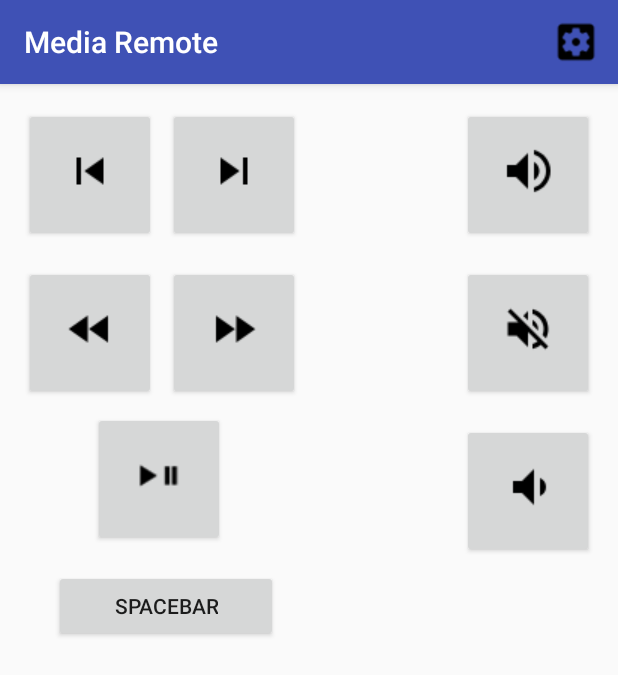
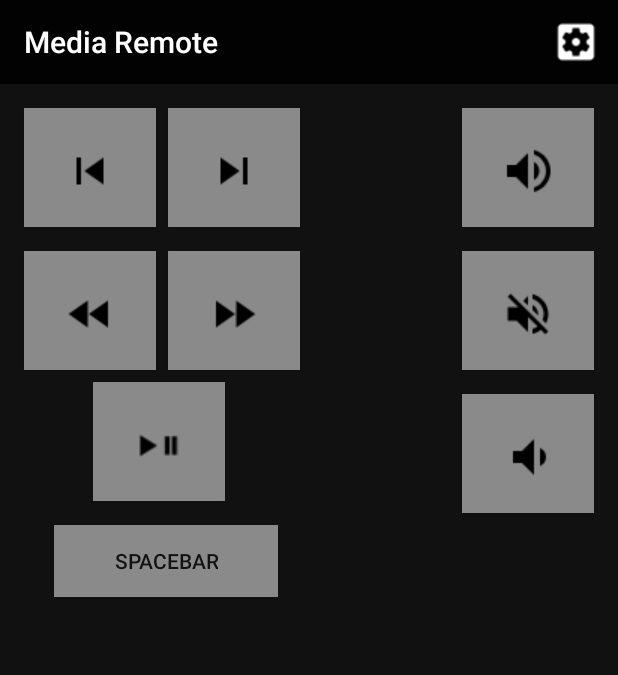
Before and after one commit to bdemg/remote-media-controller-app, an Android app: the screen it shows after launch (MediaControllerActivity), on a phone screen of 412 x 824 dp. Shown: the top 675 px of the screen. Run offline under Robolectric (Android 15) with nearby library versions, the phone set to English and light mode, and no system bars; libraries missing offline, so code that uses them is left out: com.squareup.okhttp; 1 statement that could not run was skipped.

Commit message:
Color overhaul

```diff
--- a/app/src/main/java/controller/media/com/jorge/remote_media_controller/network/NetworkClient.kt
+++ b/app/src/main/java/controller/media/com/jorge/remote_media_controller/network/NetworkClient.kt
@@ -11,12 +11,18 @@ import com.squareup.okhttp.OkHttpClient
 import com.squareup.okhttp.Request
 import controller.media.com.jorge.remote_media_controller.utils.ToastHandler
 import java.net.SocketTimeoutException
+import java.util.concurrent.TimeUnit
 
-class NetworkClient(private val callingActivity: Activity) : Thread() {
+class NetworkClient(activity: Activity) : Thread() {
 
+    private val callingActivity: Activity = activity
     var route: String? = null
     private val restClient = OkHttpClient()
     private val toastHandler = ToastHandler(callingActivity)
+
+    init {
+        this.restClient.setConnectTimeout(500, TimeUnit.MILLISECONDS)
+    }
 
     override fun run() {
 
--- a/app/src/main/res/layout-land/activity_media_controller.xml
+++ b/app/src/main/res/layout-land/activity_media_controller.xml
@@ -4,6 +4,7 @@
     xmlns:tools="http://schemas.android.com/tools"
     android:layout_width="match_parent"
     android:layout_height="match_parent"
+    android:background="@color/controllerBackground"
     tools:context=".controller.MediaControllerActivity">
 
     <Button
@@ -13,6 +14,7 @@
         android:layout_marginEnd="16dp"
         android:layout_marginTop="8dp"
         android:drawableTop="@drawable/baseline_volume_up_black_18dp"
+        android:background="@color/colorPrimaryLight"
         android:paddingTop="24dp"
 
         app:layout_constraintEnd_toEndOf="parent"
@@ -26,6 +28,7 @@
 
         android:layout_marginTop="16dp"
         android:drawableTop="@drawable/baseline_volume_off_black_18dp"
+        android:background="@color/colorPrimaryLight"
         android:paddingTop="24dp"
         app:layout_constraintEnd_toEndOf="parent"
         app:layout_constraintTop_toBottomOf="@+id/volumeDown" />
@@ -38,6 +41,7 @@
 
         android:layout_marginTop="8dp"
         android:drawableTop="@drawable/baseline_volume_down_black_18dp"
+        android:background="@color/colorPrimaryLight"
         android:paddingTop="24dp"
         app:layout_constraintEnd_toStartOf="@+id/volumeUp"
         app:layout_constraintTop_toTopOf="parent" />
@@ -49,6 +53,7 @@
         android:layout_marginStart="16dp"
         android:layout_marginTop="8dp"
         android:drawableTop="@drawable/baseline_skip_previous_black_18dp"
+        android:background="@color/colorPrimaryLight"
         android:paddingTop="24dp"
 
         app:layout_constraintStart_toStartOf="parent"
@@ -62,6 +67,7 @@
         android:layout_marginStart="8dp"
         android:layout_marginTop="8dp"
         android:drawableTop="@drawable/baseline_skip_next_black_18dp"
+        android:background="@color/colorPrimaryLight"
         android:paddingTop="24dp"
 
         app:layout_constraintEnd_toStartOf="@+id/volumeUp"
@@ -77,6 +83,7 @@
         android:layout_marginTop="8dp"
 
         android:drawableTop="@drawable/baseline_play_pause_arrow_black_18dp"
+        android:background="@color/colorPrimaryLight"
         android:paddingTop="24dp"
         app:layout_constraintStart_toEndOf="@+id/previousTrack"
         app:layout_constraintTop_toTopOf="parent" />
@@ -91,6 +98,7 @@
         android:paddingLeft="40dp"
         android:paddingRight="40dp"
         android:text="Spacebar"
+        android:background="@color/colorPrimaryLight"
         app:layout_constraintEnd_toStartOf="@+id/volumeDown"
 
         app:layout_constraintHorizontal_bias="0.0"
@@ -104,6 +112,7 @@
         android:layout_marginStart="64dp"
         android:layout_marginTop="16dp"
         android:drawableTop="@drawable/baseline_fast_rewind_black_18dp"
+        android:background="@color/colorPrimaryLight"
         android:paddingTop="24dp"
         app:layout_constraintStart_toStartOf="parent"
         app:layout_constraintTop_toBottomOf="@+id/previousTrack" />
@@ -116,6 +125,7 @@
         android:layout_marginStart="8dp"
         android:layout_marginTop="16dp"
         android:drawableTop="@drawable/baseline_fast_forward_black_18dp"
+        android:background="@color/colorPrimaryLight"
         android:paddingTop="24dp"
         app:layout_constraintEnd_toStartOf="@+id/mute"
         app:layout_constraintHorizontal_bias="0.0"
--- a/app/src/main/res/layout/activity_media_controller.xml
+++ b/app/src/main/res/layout/activity_media_controller.xml
@@ -4,6 +4,7 @@
     xmlns:tools="http://schemas.android.com/tools"
     android:layout_width="match_parent"
     android:layout_height="match_parent"
+    android:background="@color/controllerBackground"
     tools:context=".controller.MediaControllerActivity">
 
     <Button
@@ -12,6 +13,7 @@
         android:layout_height="wrap_content"
         android:layout_marginEnd="16dp"
         android:layout_marginTop="16dp"
+        android:background="@color/colorPrimaryLight"
         app:layout_constraintEnd_toEndOf="parent"
         app:layout_constraintTop_toTopOf="parent"
 
@@ -22,6 +24,7 @@
         android:id="@+id/mute"
         android:layout_width="wrap_content"
         android:layout_height="wrap_content"
+        android:background="@color/colorPrimaryLight"
         android:layout_marginEnd="16dp"
         android:layout_marginTop="16dp"
         app:layout_constraintEnd_toEndOf="parent"
@@ -36,6 +39,7 @@
         android:layout_height="wrap_content"
         android:layout_marginEnd="16dp"
         android:layout_marginTop="16dp"
+        android:background="@color/colorPrimaryLight"
         app:layout_constraintEnd_toEndOf="parent"
         app:layout_constraintTop_toBottomOf="@+id/mute"
 
@@ -49,6 +53,7 @@
         android:layout_marginEnd="8dp"
         android:layout_marginStart="16dp"
         android:layout_marginTop="16dp"
+        android:background="@color/colorPrimaryLight"
         app:layout_constraintEnd_toStartOf="@+id/volumeUp"
         app:layout_constraintHorizontal_bias="0.0"
         app:layout_constraintStart_toStartOf="parent"
@@ -64,6 +69,7 @@
         android:layout_marginEnd="8dp"
         android:layout_marginStart="8dp"
         android:layout_marginTop="16dp"
+        android:background="@color/colorPrimaryLight"
         app:layout_constraintEnd_toStartOf="@+id/volumeUp"
         app:layout_constraintHorizontal_bias="0.0"
         app:layout_constraintStart_toEndOf="@+id/previousTrack"
@@ -80,6 +86,7 @@
         android:layout_marginStart="62dp"
         android:layout_marginTop="8dp"
         android:paddingTop="24dp"
+        android:background="@color/colorPrimaryLight"
         android:drawableTop="@drawable/baseline_play_pause_arrow_black_18dp"
 
         app:layout_constraintEnd_toStartOf="@+id/mute"
@@ -96,6 +103,7 @@
         android:layout_marginTop="16dp"
         android:paddingLeft="40dp"
         android:paddingRight="40dp"
+        android:background="@color/colorPrimaryLight"
         android:text="Spacebar"
         app:layout_constraintEnd_toStartOf="@+id/volumeDown"
         app:layout_constraintHorizontal_bias="0.0"
@@ -111,6 +119,7 @@
         android:layout_marginTop="16dp"
         android:paddingTop="24dp"
         android:drawableTop="@drawable/baseline_fast_rewind_black_18dp"
+        android:background="@color/colorPrimaryLight"
         app:layout_constraintStart_toStartOf="parent"
         app:layout_constraintTop_toBottomOf="@+id/previousTrack" />
 
@@ -123,6 +132,7 @@
         android:layout_marginStart="8dp"
         android:layout_marginTop="16dp"
         android:paddingTop="24dp"
+        android:background="@color/colorPrimaryLight"
         android:drawableTop="@drawable/baseline_fast_forward_black_18dp"
         app:layout_constraintBottom_toTopOf="@+id/playPause"
         app:layout_constraintEnd_toStartOf="@+id/mute"
--- a/app/src/main/res/menu/settings_toolbar.xml
+++ b/app/src/main/res/menu/settings_toolbar.xml
@@ -3,7 +3,7 @@
     xmlns:app="http://schemas.android.com/apk/res-auto"
     tools:ignore="AlwaysShowAction">
     <item android:id="@+id/settings_button"
-        android:icon="@drawable/baseline_settings_applications_black_18dp"
+        android:icon="@drawable/baseline_settings_applications_white_18dp"
         android:title="@string/app_name"
         app:showAsAction="always" />
 </menu>
--- a/app/src/main/res/values/colors.xml
+++ b/app/src/main/res/values/colors.xml
@@ -1,6 +1,8 @@
 <?xml version="1.0" encoding="utf-8"?>
 <resources>
-    <color name="colorPrimary">#3F51B5</color>
-    <color name="colorPrimaryDark">#303F9F</color>
-    <color name="colorAccent">#FF4081</color>
+    <color name="colorPrimary">#030202</color>
+    <color name="controllerBackground">#111111</color>
+    <color name="colorPrimaryDark">#000000</color>
+    <color name="colorPrimaryLight">#8B8A8A</color>
+    <color name="colorAccent">#BA400C</color>
 </resources>
```
Also changed, not shown: app/src/main/res/drawable/baseline_settings_applications_white_18dp.png (added).
